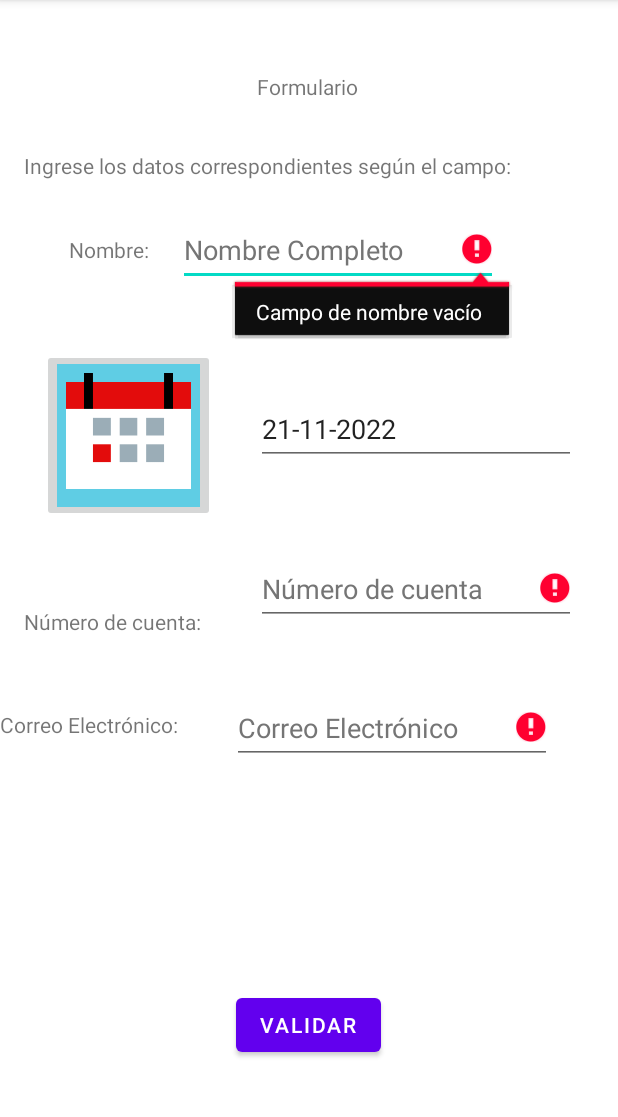
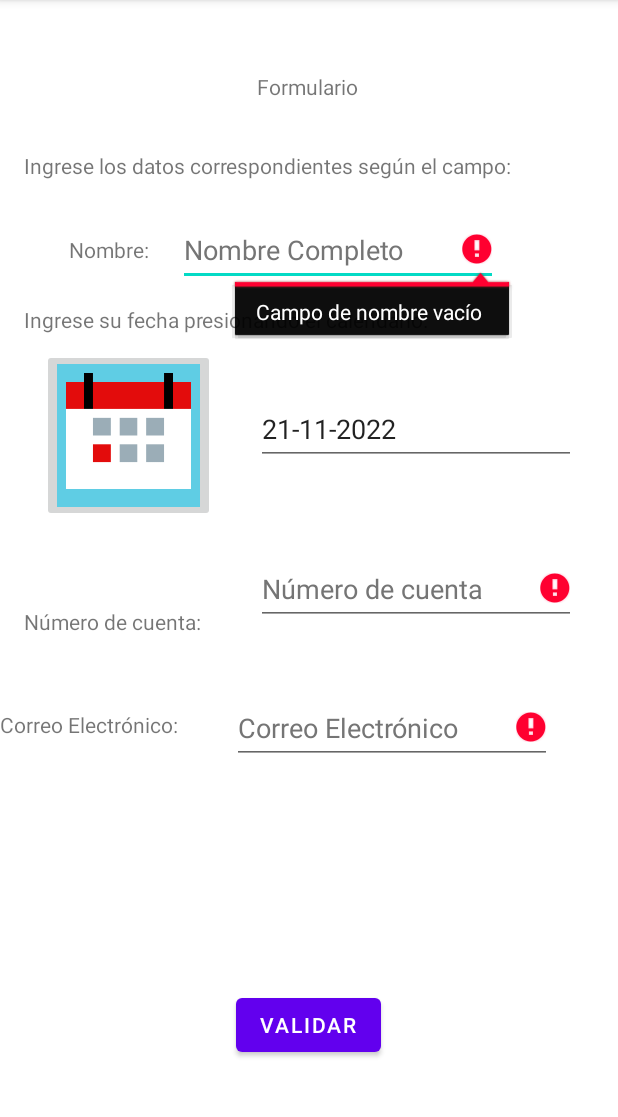
Before and after one commit to luis231298/Ejercicio1_2023_1, an Android app: the screen it shows after launch (MainActivity), after a tap on "VALIDAR", on a phone screen of 412 x 824 dp, the part 84-1201 px from its top. Run offline under Robolectric (Android 15) with nearby library versions, the phone set to English and light mode, and no system bars.

```diff
--- a/app/src/main/java/com/example/ejercicio1_2023_1/MainActivity.kt
+++ b/app/src/main/java/com/example/ejercicio1_2023_1/MainActivity.kt
@@ -159,6 +159,15 @@ class MainActivity : AppCompatActivity() {
 
         val edad = fecha2[0].toInt() - fecha1[2].toInt()
 
+        /*val mes = fecha2[2]
+        val dia = fecha2[0]
+
+        Toast.makeText(this@MainActivity,mes.toString(),Toast.LENGTH_LONG).show()
+        Toast.makeText(this@MainActivity,dia.toString(),Toast.LENGTH_LONG).show()
+
+        parametros.putString("Mes", mes)
+        parametros.putInt("Dia", dia.toInt())*/
+
         parametros.putString("Edad", edad.toString())
 
         //Toast.makeText(this@MainActivity,edad.toString(),Toast.LENGTH_LONG).show()
--- a/app/src/main/res/layout/activity_main.xml
+++ b/app/src/main/res/layout/activity_main.xml
@@ -164,4 +164,16 @@
         app:layout_constraintStart_toStartOf="parent"
         app:layout_constraintTop_toTopOf="parent" />
 
+    <TextView
+        android:id="@+id/txtInstruc2"
+        android:layout_width="wrap_content"
+        android:layout_height="wrap_content"
+        android:text="@string/Instruct2"
+        app:layout_constraintBottom_toBottomOf="parent"
+        app:layout_constraintEnd_toEndOf="parent"
+        app:layout_constraintHorizontal_bias="0.114"
+        app:layout_constraintStart_toStartOf="parent"
+        app:layout_constraintTop_toTopOf="parent"
+        app:layout_constraintVertical_bias="0.272" />
+
 </androidx.constraintlayout.widget.ConstraintLayout>
--- a/app/src/main/res/values/strings.xml
+++ b/app/src/main/res/values/strings.xml
@@ -22,4 +22,5 @@
     <string name="txtCorreo1">Tu correo es:</string>
     <string name="edadtxt">Tu edad es:</string>
     <string name="signoTxt">Tu signo es:</string>
+    <string name="Instruct2">Ingrese su fecha presionando el calendario:</string>
 </resources>
```
Also changed, not shown: 1 other file.
